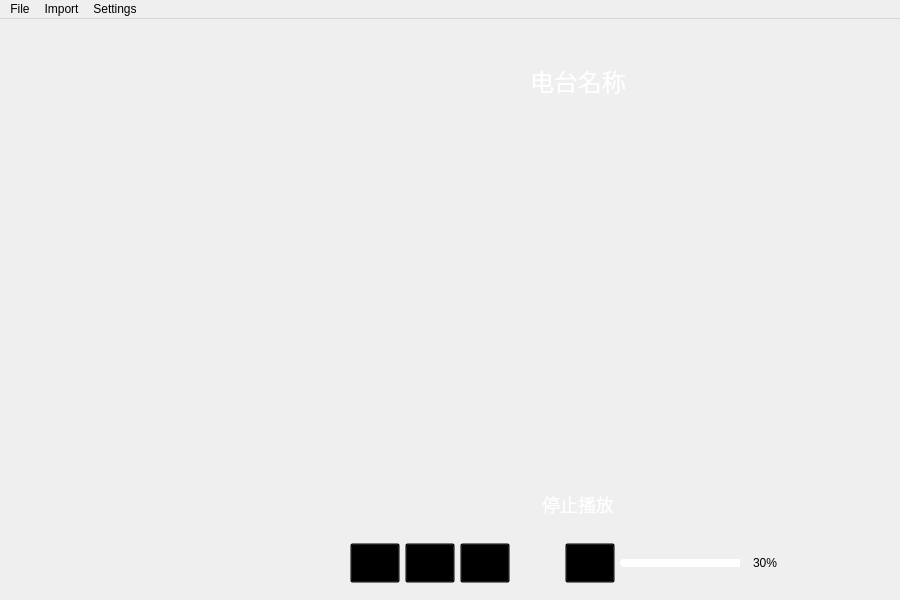
Before: the Qt Designer form mainwindow.ui in yzzyzz/ssrplayer, drawn with Qt 5.
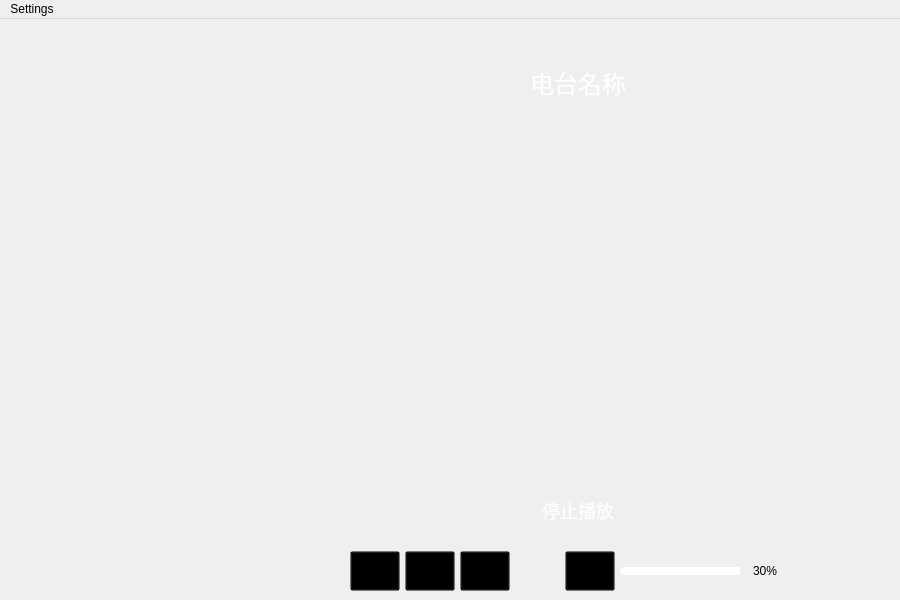
After: the same form once the commit is applied. Icons and pictures are not drawn.

Diff of the .ui file:
```diff
--- a/mainwindow.ui
+++ b/mainwindow.ui
@@ -19,7 +19,7 @@
   <property name="maximumSize">
    <size>
     <width>900</width>
-    <height>604</height>
+    <height>600</height>
    </size>
   </property>
   <property name="windowTitle">
@@ -50,13 +50,13 @@
    <property name="minimumSize">
     <size>
      <width>900</width>
-     <height>588</height>
+     <height>600</height>
     </size>
    </property>
    <property name="maximumSize">
     <size>
      <width>900</width>
-     <height>588</height>
+     <height>600</height>
     </size>
    </property>
    <property name="styleSheet">
@@ -599,26 +599,12 @@
      <x>0</x>
      <y>0</y>
      <width>900</width>
-     <height>24</height>
+     <height>34</height>
     </rect>
    </property>
    <property name="styleSheet">
     <string notr="true"/>
    </property>
-   <widget class="QMenu" name="menuFile">
-    <property name="title">
-     <string>File</string>
-    </property>
-    <addaction name="separator"/>
-    <addaction name="actionOpen_File"/>
-   </widget>
-   <widget class="QMenu" name="menuImport">
-    <property name="title">
-     <string>Import</string>
-    </property>
-    <addaction name="actionImport_Music_Resources"/>
-    <addaction name="actionReset_Music_List"/>
-   </widget>
    <widget class="QMenu" name="menuSettings">
     <property name="title">
      <string>Settings</string>
@@ -626,8 +612,6 @@
     <addaction name="separator"/>
     <addaction name="actionSet_Appearance"/>
    </widget>
-   <addaction name="menuFile"/>
-   <addaction name="menuImport"/>
    <addaction name="menuSettings"/>
   </widget>
   <action name="actionOpen_File">
```
Left out of the diff: 52 changed lines with no effect on the pictures.
